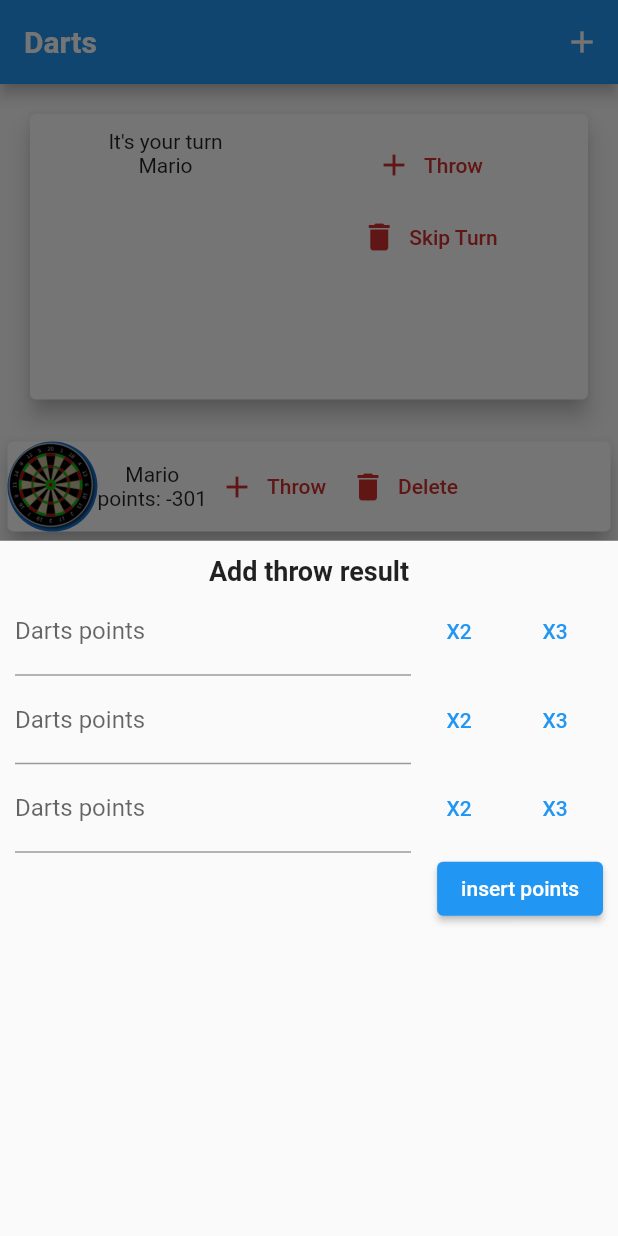
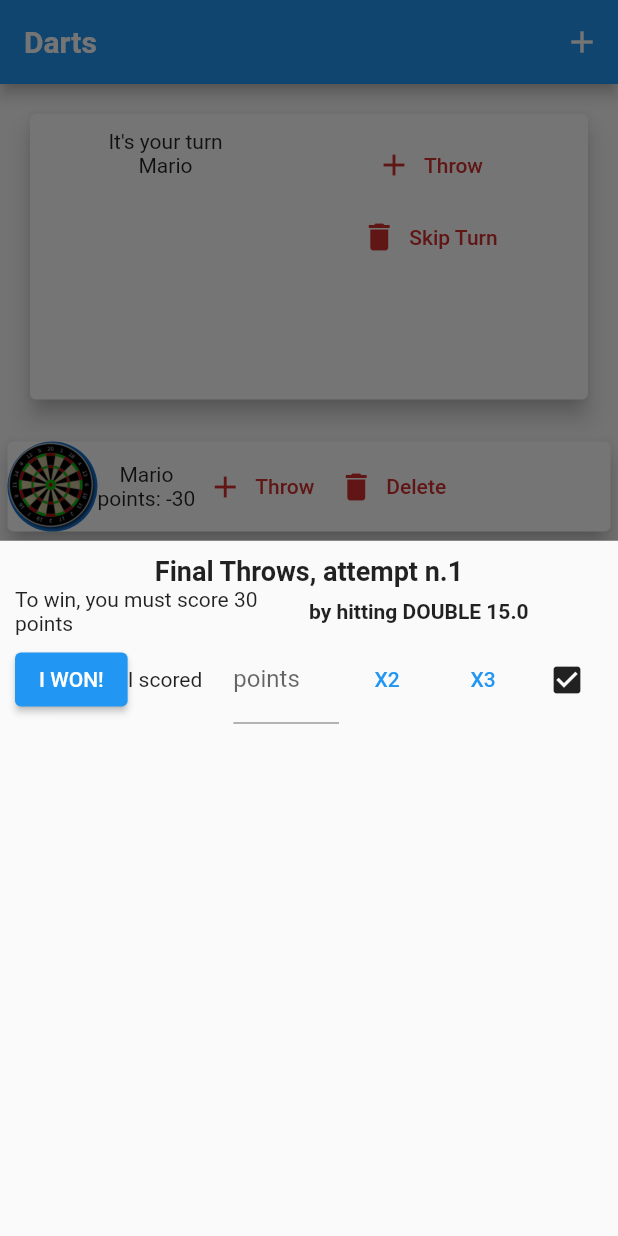
Before and after one commit to AlessandroGranato/Darts, a Flutter app: the screen it shows after launch, after a tap on "Throw", on a phone screen of 412 x 824 dp. Run offline on Flutter 3.47's test engine with Material 2 defaults, Android fonts, the phone set to English and light mode, and no system bars.

Commit message:
Add finish game logic - Add ShowThrowDarts to distinguish normal throws from last throws - ThrowDarts receives player instead of playerId - Add ThrowFinalDarts to manage final throws of a player - Fix decrease turn function for first player

```diff
--- a/lib/main.dart
+++ b/lib/main.dart
@@ -1,5 +1,5 @@
 import 'package:darts/widgets/play_current_turn.dart';
-import 'package:darts/widgets/throw_darts.dart';
+import 'package:darts/widgets/show_throw_darts.dart';
 import 'package:flutter/material.dart';
 import 'package:flutter/services.dart';
 
@@ -63,10 +63,11 @@ class _MyHomePageState extends State<MyHomePage> {
     print(
         'Inserted player ${newPlayer.name} with turn ${newPlayer.playerTurn}');
     _rankPlayersByPoints();
+    _printState();
   }
 
   _MyHomePageState() {
-    _playersList.add(Player('1', 'Mario', _startingPoints, 0));
+    _playersList.add(Player('1', 'Mario', -30, 0));
     _playersList.add(Player('2', 'Luigi', _startingPoints, 1));
   }
 
@@ -77,7 +78,7 @@ class _MyHomePageState extends State<MyHomePage> {
           return GestureDetector(
             child: NewPlayer(
                 addPlayerFunction: addPlayerToList,
-                playerTurn: _playersList.length + 1,
+                playerTurn: _playersList.length,
                 startingPoints: _startingPoints),
             onTap: () {},
             behavior: HitTestBehavior.opaque,
@@ -105,7 +106,7 @@ class _MyHomePageState extends State<MyHomePage> {
 
   void _decreaseTurn() {
     setState(() {
-      if (_playersList.isEmpty) {
+      if (_playersList.isEmpty || _currentTurn == 0) {
         _currentTurn = 0;
       } else {
         _currentTurn = (_currentTurn - 1) % _playersList.length;
@@ -185,13 +186,13 @@ class _MyHomePageState extends State<MyHomePage> {
     }
   }
 
-  void _showThrowDarts(BuildContext ctx, String playerId) {
+  void _showThrowDarts(BuildContext ctx, Player player) {
     showModalBottomSheet(
         context: ctx,
         builder: (_) {
           return GestureDetector(
             child:
-                ThrowDarts(playerId: playerId, addPointsFunction: _addPoints),
+                ShowThrowDarts(player: player, addPointsFunction: _addPoints, endingPoints: _endingPoints),
             onTap: () {},
             behavior: HitTestBehavior.opaque,
           );
--- a/lib/widgets/play_current_turn.dart
+++ b/lib/widgets/play_current_turn.dart
@@ -40,7 +40,7 @@ class PlayCurrentTurn extends StatelessWidget {
                       mediaQuery.size.width > 360
                           ? TextButton.icon(
                               onPressed: () => showThrowDartsFunction(
-                                  context, playersList[currentTurn].id),
+                                  context, playersList[currentTurn]),
                               icon: Icon(Icons.add),
                               label: Text(
                                 'Throw',
@@ -53,7 +53,7 @@ class PlayCurrentTurn extends StatelessWidget {
                               icon: Icon(Icons.add),
                               color: Theme.of(context).errorColor,
                               onPressed: () => showThrowDartsFunction(
-                                  context, playersList[currentTurn].id),
+                                  context, playersList[currentTurn]),
                             ),
                       mediaQuery.size.width > 360
                           ? TextButton.icon(
--- a/lib/widgets/players_list.dart
+++ b/lib/widgets/players_list.dart
@@ -37,7 +37,7 @@ class PlayersList extends StatelessWidget {
                     ),
                     mediaQuery.size.width > 360
                         ? TextButton.icon(
-                            onPressed: () => showThrowDartsFunction(context, playersList[index].id),
+                            onPressed: () => showThrowDartsFunction(context, playersList[index]),
                             icon: Icon(Icons.add),
                             label: Text(
                               'Throw',
--- /dev/null
+++ b/lib/widgets/show_throw_darts.dart
@@ -0,0 +1,26 @@
+import 'package:flutter/material.dart';
+
+import '../models/player.dart';
+import '../widgets/throw_darts.dart';
+import '../widgets/throw_final_darts.dart';
+
+class ShowThrowDarts extends StatelessWidget {
+  final Player player;
+  final Function addPointsFunction;
+  final int endingPoints;
+  const ShowThrowDarts(
+      {Key? key, required this.player, required this.addPointsFunction, required this.endingPoints})
+      : super(key: key);
+
+  @override
+  Widget build(BuildContext context) {
+    print('Ending points: ${endingPoints}');
+    print('Player points: ${player.points}');
+    print('endingPoints - player.points = ${endingPoints - player.points}');
+    return Container(
+      child: endingPoints - player.points > 40
+          ? ThrowDarts(player: player, addPointsFunction: addPointsFunction)
+          : ThrowFinalDarts(player: player, addPointsFunction: addPointsFunction, endingPoints: endingPoints),
+    );
+  }
+}
--- a/lib/widgets/throw_darts.dart
+++ b/lib/widgets/throw_darts.dart
@@ -1,10 +1,12 @@
 import 'package:flutter/material.dart';
 
+import '../models/player.dart';
+
 class ThrowDarts extends StatefulWidget {
-  final String playerId;
+  final Player player;
   final Function addPointsFunction;
   const ThrowDarts(
-      {Key? key, required this.playerId, required this.addPointsFunction})
+      {Key? key, required this.player, required this.addPointsFunction})
       : super(key: key);
 
   @override
@@ -35,7 +37,7 @@ class _ThrowDartsState extends State<ThrowDarts> {
     int points = int.parse(_pointsController1.text) +
         int.parse(_pointsController2.text) +
         int.parse(_pointsController3.text);
-    widget.addPointsFunction(widget.playerId, points);
+    widget.addPointsFunction(widget.player.id, points);
     Navigator.of(context).pop();
   }
 
@@ -53,14 +55,13 @@ class _ThrowDartsState extends State<ThrowDarts> {
     final mediaQuery = MediaQuery.of(context);
     return SingleChildScrollView(
       child: Container(
+        height: mediaQuery.size.height,
         padding: EdgeInsets.only(
           top: 10,
           left: 10,
           right: 10,
           bottom: mediaQuery.viewInsets.bottom + 10,
         ),
-        child: Container(
-          height: mediaQuery.size.height,
         child: Column(
           crossAxisAlignment: CrossAxisAlignment.end,
           children: [
@@ -149,7 +150,6 @@ class _ThrowDartsState extends State<ThrowDarts> {
           ],
         ),
       ),
-      ),
     );
   }
 }
--- /dev/null
+++ b/lib/widgets/throw_final_darts.dart
@@ -0,0 +1,179 @@
+import 'package:flutter/material.dart';
+
+import '../models/player.dart';
+
+class ThrowFinalDarts extends StatefulWidget {
+  final Player player;
+  final Function addPointsFunction;
+  final int endingPoints;
+  const ThrowFinalDarts(
+      {Key? key,
+      required this.player,
+      required this.addPointsFunction,
+      required this.endingPoints})
+      : super(key: key);
+
+  @override
+  State<ThrowFinalDarts> createState() =>
+      _ThrowFinalDartsState(player, endingPoints);
+}
+
+class _ThrowFinalDartsState extends State<ThrowFinalDarts> {
+  int _throwNumber = 1;
+  int _endingPoints = 0;
+  final TextEditingController _pointsController = TextEditingController();
+  int _throwsCumulativePoints = 0;
+  int _playerPointsBeforeThrows = 0;
+
+  _ThrowFinalDartsState(Player player, int endingPoints) {
+    _throwNumber = 1;
+    _throwsCumulativePoints = 0;
+    _endingPoints = endingPoints;
+    _playerPointsBeforeThrows = player.points;
+    _pointsController.clear();
+  }
+
+  bool get _canBeLastThrow {
+    return (_endingPoints -
+                _throwsCumulativePoints -
+                _playerPointsBeforeThrows) %
+            2 ==
+        0;
+  }
+
+  int get _getMissingPoints {
+    return _endingPoints - _throwsCumulativePoints - _playerPointsBeforeThrows;
+  }
+
+  int get _winningPoints {
+    return _endingPoints - _playerPointsBeforeThrows;
+  }
+
+  void _instantVictory() {
+    if (!_canBeLastThrow) {
+      return;
+    }
+    widget.addPointsFunction(widget.player.id, _winningPoints);
+    Navigator.of(context).pop();
+  }
+
+  void _nextThrow() {
+    if (_throwNumber > 3) {
+      widget.addPointsFunction(widget.player.id, _throwsCumulativePoints);
+      Navigator.of(context).pop();
+      return;
+    }
+  }
+
+  void _checkThrow() {
+    if (_pointsController.text.isEmpty) {
+      return;
+    }
+    int points = int.parse(_pointsController.text);
+    if (points > _getMissingPoints || (_getMissingPoints - points == 1)) {
+      widget.addPointsFunction(widget.player.id, _throwsCumulativePoints);
+      Navigator.of(context).pop();
+      return;
+    }
+
+    setState(() {
+      _throwNumber++;
+      _throwsCumulativePoints += points;
+      _pointsController.clear();
+    });
+
+    _nextThrow();
+  }
+
+  void _multiplyDartShot(
+      TextEditingController textEditingController, int multiplier) {
+    if (textEditingController.text.isEmpty) {
+      return;
+    }
+    int points = multiplier * int.parse(textEditingController.text);
+    setState(() {
+      textEditingController.text = points.toString();
+    });
+  }
+
+  @override
+  Widget build(BuildContext context) {
+    final mediaQuery = MediaQuery.of(context);
+    return SingleChildScrollView(
+      child: Container(
+        height: mediaQuery.size.height,
+        padding: EdgeInsets.only(
+          top: 10,
+          left: 10,
+          right: 10,
+          bottom: mediaQuery.viewInsets.bottom + 10,
+        ),
+        child: Column(
+          crossAxisAlignment: CrossAxisAlignment.end,
+          children: [
+            Container(
+              width: MediaQuery.of(context).size.width,
+              child: Text('Final Throws, attempt n.${_throwNumber}',
+                  textAlign: TextAlign.center,
+                  style: Theme.of(context).textTheme.headline6),
+            ),
+            Row(
+              children: [
+                Expanded(
+                  child: Text(
+                      'To win, you must score ${_getMissingPoints} points'),
+                ),
+                Expanded(
+                  child: Text(
+                    _canBeLastThrow
+                        ? 'by hitting DOUBLE ${_getMissingPoints / 2}'
+                        : 'but you can\'t with this throw',
+                    style: TextStyle(fontWeight: FontWeight.bold),
+                  ),
+                ),
+              ],
+            ),
+            Row(
+              children: [
+                if (_canBeLastThrow)
+                  ElevatedButton(
+                    style: ElevatedButton.styleFrom(
+                        primary: Theme.of(context).colorScheme.primary,
+                        onPrimary: Theme.of(context).textTheme.button?.color),
+                    onPressed: _instantVictory,
+                    child: const Text('I WON!'),
+                  ),
+                Expanded(
+                  child: Text('I scored'),
+                ),
+                Expanded(
+                  child: TextFormField(
+                    decoration: const InputDecoration(
+                      border: UnderlineInputBorder(),
+                      labelText: 'points',
+                    ),
+                    controller: _pointsController,
+                    keyboardType: TextInputType.number,
+                    onFieldSubmitted: (_) => _checkThrow(),
+                  ),
+                ),
+                TextButton(
+                  child: const Text('X2'),
+                  onPressed: () => _multiplyDartShot(_pointsController, 2),
+                ),
+                TextButton(
+                  child: const Text('X3'),
+                  onPressed: () => _multiplyDartShot(_pointsController, 3),
+                ),
+                IconButton(
+                  icon: Icon(Icons.check_box),
+                  onPressed: _checkThrow,
+                ),
+              ],
+            ),
+          ],
+        ),
+      ),
+    );
+  }
+}
```
Lines whose indentation alone changed are shown as unchanged.
